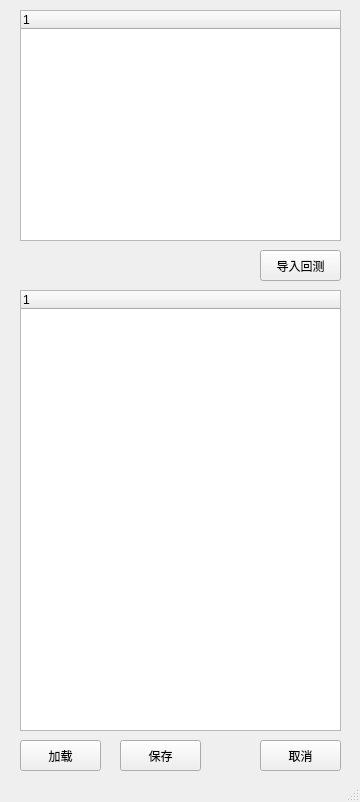
This is UIDesign/BackTestingParaEditor.ui in zhouyousong/ZfinanceUI as Qt 5 draws it before an edit. The edited form follows.
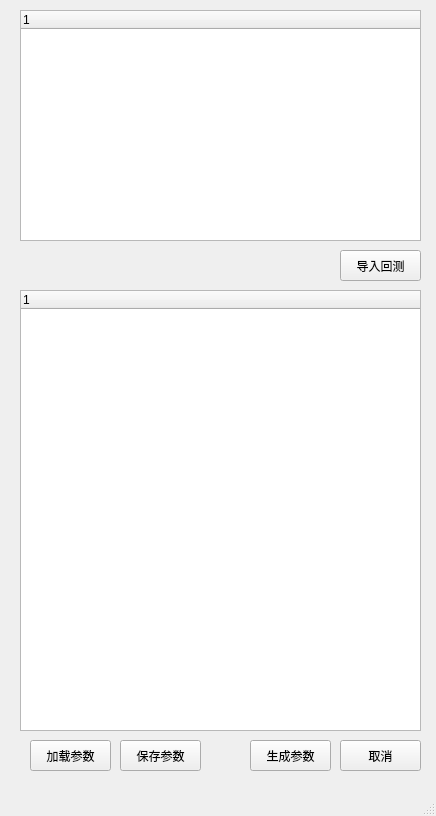
This is the edited form.

Commit message: add group test function

What changed in the file:
```diff
--- a/UIDesign/BackTestingParaEditor.ui
+++ b/UIDesign/BackTestingParaEditor.ui
@@ -6,8 +6,8 @@
    <rect>
     <x>0</x>
     <y>0</y>
-    <width>360</width>
-    <height>802</height>
+    <width>436</width>
+    <height>816</height>
    </rect>
   </property>
   <property name="windowTitle">
@@ -19,7 +19,7 @@
      <rect>
       <x>20</x>
       <y>290</y>
-      <width>321</width>
+      <width>401</width>
       <height>441</height>
      </rect>
     </property>
@@ -32,14 +32,14 @@
    <widget class="QPushButton" name="LoadBackTestPara">
     <property name="geometry">
      <rect>
-      <x>20</x>
+      <x>30</x>
       <y>740</y>
       <width>81</width>
       <height>31</height>
      </rect>
     </property>
     <property name="text">
-     <string>加载</string>
+     <string>加载参数</string>
     </property>
    </widget>
    <widget class="QPushButton" name="SaveBackTestPara">
@@ -52,13 +52,13 @@
      </rect>
     </property>
     <property name="text">
-     <string>保存</string>
+     <string>保存参数</string>
     </property>
    </widget>
    <widget class="QPushButton" name="CancelBackTestPara">
     <property name="geometry">
      <rect>
-      <x>260</x>
+      <x>340</x>
       <y>740</y>
       <width>81</width>
       <height>31</height>
@@ -73,7 +73,7 @@
      <rect>
       <x>20</x>
       <y>10</y>
-      <width>321</width>
+      <width>401</width>
       <height>231</height>
      </rect>
     </property>
@@ -86,7 +86,7 @@
    <widget class="QPushButton" name="ImportSymbolsToBackTest">
     <property name="geometry">
      <rect>
-      <x>260</x>
+      <x>340</x>
       <y>250</y>
       <width>81</width>
       <height>31</height>
@@ -96,6 +96,19 @@
      <string>导入回测</string>
     </property>
    </widget>
+   <widget class="QPushButton" name="GenBackTestParaFiles">
+    <property name="geometry">
+     <rect>
+      <x>250</x>
+      <y>740</y>
+      <width>81</width>
+      <height>31</height>
+     </rect>
+    </property>
+    <property name="text">
+     <string>生成参数</string>
+    </property>
+   </widget>
   </widget>
   <widget class="QMenuBar" name="menubar">
    <property name="geometry">
```
Left out of the diff: 4 changed lines with no effect on the pictures. The commit also changes 3211 other files.
